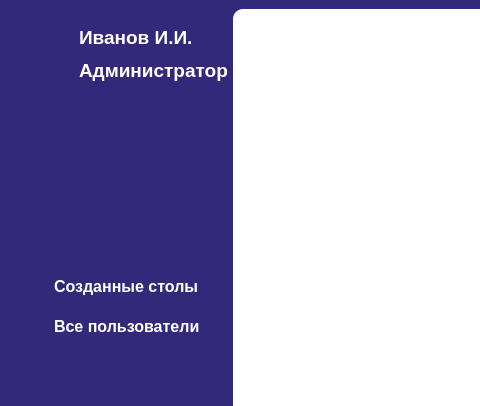
The window that Gui/window_admin.ui (MyEdit/Casino_Client) describes before a commit, drawn with Qt 5; both pictures show x 0 to 480 and y 0 to 406 of the 952 by 567 pixel window.
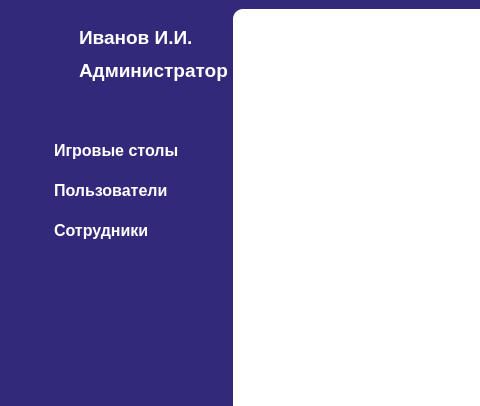
The same window after the commit. Icons and pictures are not drawn.

Commit message:
Фикс сериализатора ,добавление Enum QueryTypes и добавление пагинации
- Добавление пагинации в TableView "Игровые столы"
- Фикс десериализатора, теперь имена столбцов не теряются
- Добавлен Enum QueryTypes

Patch:
```diff
--- a/Gui/window_admin.ui
+++ b/Gui/window_admin.ui
@@ -26,178 +26,6 @@
     <property name="horizontalSpacing">
      <number>0</number>
     </property>
-    <item row="12" column="0" colspan="2">
-     <spacer name="verticalSpacer_2">
-      <property name="orientation">
-       <enum>Qt::Vertical</enum>
-      </property>
-      <property name="sizeHint" stdset="0">
-       <size>
-        <width>20</width>
-        <height>40</height>
-       </size>
-      </property>
-     </spacer>
-    </item>
-    <item row="8" column="0" colspan="2">
-     <layout class="QGridLayout" name="gridLayout_3">
-      <property name="horizontalSpacing">
-       <number>0</number>
-      </property>
-      <item row="0" column="2">
-       <widget class="QLabel" name="label_2">
-        <property name="enabled">
-         <bool>true</bool>
-        </property>
-        <property name="text">
-         <string/>
-        </property>
-        <property name="pixmap">
-         <pixmap resource="../Resources.qrc">:/photos/resources/recess.png</pixmap>
-        </property>
-        <property name="scaledContents">
-         <bool>true</bool>
-        </property>
-       </widget>
-      </item>
-      <item row="1" column="1">
-       <widget class="QPushButton" name="buttonAllUsers">
-        <property name="minimumSize">
-         <size>
-          <width>0</width>
-          <height>40</height>
-         </size>
-        </property>
-        <property name="font">
-         <font>
-          <family>Segoe UI</family>
-          <pointsize>12</pointsize>
-          <weight>75</weight>
-          <bold>true</bold>
-         </font>
-        </property>
-        <property name="styleSheet">
-         <string notr="true">QPushButton {
-	background: transparent;
-    border: none;
-	color: rgb(255, 255, 255);
-	padding: 5px;
-	text-align: left;
-}</string>
-        </property>
-        <property name="text">
-         <string>Все пользователи</string>
-        </property>
-       </widget>
-      </item>
-      <item row="0" column="1">
-       <widget class="QPushButton" name="buttonExistingTables">
-        <property name="minimumSize">
-         <size>
-          <width>0</width>
-          <height>40</height>
-         </size>
-        </property>
-        <property name="font">
-         <font>
-          <family>Segoe UI</family>
-          <pointsize>12</pointsize>
-          <weight>75</weight>
-          <bold>true</bold>
-         </font>
-        </property>
-        <property name="styleSheet">
-         <string notr="true">QPushButton {
-	background: transparent;
-    border: none;
-	color: rgb(255, 255, 255);
-	padding: 5px;
-	text-align: left;
-}</string>
-        </property>
-        <property name="text">
-         <string>Созданные столы</string>
-        </property>
-       </widget>
-      </item>
-      <item row="1" column="2">
-       <widget class="QLabel" name="label_3">
-        <property name="text">
-         <string/>
-        </property>
-        <property name="pixmap">
-         <pixmap resource="../Resources.qrc">:/photos/resources/recess.png</pixmap>
-        </property>
-        <property name="scaledContents">
-         <bool>true</bool>
-        </property>
-       </widget>
-      </item>
-      <item row="0" column="0">
-       <spacer name="horizontalSpacer">
-        <property name="orientation">
-         <enum>Qt::Horizontal</enum>
-        </property>
-        <property name="sizeType">
-         <enum>QSizePolicy::Fixed</enum>
-        </property>
-        <property name="sizeHint" stdset="0">
-         <size>
-          <width>40</width>
-          <height>20</height>
-         </size>
-        </property>
-       </spacer>
-      </item>
-     </layout>
-    </item>
-    <item row="6" column="0" colspan="2">
-     <spacer name="verticalSpacer">
-      <property name="orientation">
-       <enum>Qt::Vertical</enum>
-      </property>
-      <property name="sizeHint" stdset="0">
-       <size>
-        <width>20</width>
-        <height>40</height>
-       </size>
-      </property>
-     </spacer>
-    </item>
-    <item row="13" column="0" colspan="2">
-     <widget class="QPushButton" name="buttonExit">
-      <property name="font">
-       <font>
-        <family>Segoe UI</family>
-        <pointsize>14</pointsize>
-        <weight>75</weight>
-        <bold>true</bold>
-       </font>
-      </property>
-      <property name="styleSheet">
-       <string notr="true">QPushButton {
-	background: transparent;
-    border: none;
-	color: rgb(255, 255, 255);
-	padding: 5px;
-	text-align: left;
-}</string>
-      </property>
-      <property name="text">
-       <string>Выход</string>
-      </property>
-      <property name="icon">
-       <iconset resource="../Resources.qrc">
-        <normaloff>:/icons/resources/exit.png</normaloff>:/icons/resources/exit.png</iconset>
-      </property>
-      <property name="iconSize">
-       <size>
-        <width>32</width>
-        <height>32</height>
-       </size>
-      </property>
-     </widget>
-    </item>
     <item row="0" column="2" rowspan="15">
      <widget class="QTabWidget" name="tabWidget">
       <property name="styleSheet">
@@ -298,6 +126,243 @@
       </item>
      </layout>
     </item>
+    <item row="13" column="0" colspan="2">
+     <widget class="QPushButton" name="buttonExit">
+      <property name="font">
+       <font>
+        <family>Segoe UI</family>
+        <pointsize>14</pointsize>
+        <weight>75</weight>
+        <bold>true</bold>
+       </font>
+      </property>
+      <property name="styleSheet">
+       <string notr="true">QPushButton {
+	background: transparent;
+    border: none;
+	color: rgb(255, 255, 255);
+	padding: 5px;
+	text-align: left;
+}</string>
+      </property>
+      <property name="text">
+       <string>Выход</string>
+      </property>
+      <property name="icon">
+       <iconset resource="../Resources.qrc">
+        <normaloff>:/icons/resources/exit.png</normaloff>:/icons/resources/exit.png</iconset>
+      </property>
+      <property name="iconSize">
+       <size>
+        <width>32</width>
+        <height>32</height>
+       </size>
+      </property>
+     </widget>
+    </item>
+    <item row="7" column="0" rowspan="2" colspan="2">
+     <layout class="QGridLayout" name="gridLayout_3">
+      <property name="horizontalSpacing">
+       <number>0</number>
+      </property>
+      <item row="1" column="1">
+       <widget class="QPushButton" name="buttonAllUsers">
+        <property name="minimumSize">
+         <size>
+          <width>0</width>
+          <height>40</height>
+         </size>
+        </property>
+        <property name="font">
+         <font>
+          <family>Segoe UI</family>
+          <pointsize>12</pointsize>
+          <weight>75</weight>
+          <bold>true</bold>
+         </font>
+        </property>
+        <property name="styleSheet">
+         <string notr="true">QPushButton {
+	background: transparent;
+    border: none;
+	color: rgb(255, 255, 255);
+	padding: 5px;
+	text-align: left;
+}</string>
+        </property>
+        <property name="text">
+         <string>Пользователи</string>
+        </property>
+       </widget>
+      </item>
+      <item row="0" column="0">
+       <spacer name="horizontalSpacer">
+        <property name="orientation">
+         <enum>Qt::Horizontal</enum>
+        </property>
+        <property name="sizeType">
+         <enum>QSizePolicy::Fixed</enum>
+        </property>
+        <property name="sizeHint" stdset="0">
+         <size>
+          <width>40</width>
+          <height>20</height>
+         </size>
+        </property>
+       </spacer>
+      </item>
+      <item row="0" column="2">
+       <widget class="QLabel" name="label_2">
+        <property name="enabled">
+         <bool>true</bool>
+        </property>
+        <property name="text">
+         <string/>
+        </property>
+        <property name="pixmap">
+         <pixmap resource="../Resources.qrc">:/photos/resources/recess.png</pixmap>
+        </property>
+        <property name="scaledContents">
+         <bool>true</bool>
+        </property>
+       </widget>
+      </item>
+      <item row="1" column="2">
+       <widget class="QLabel" name="label_3">
+        <property name="text">
+         <string/>
+        </property>
+        <property name="pixmap">
+         <pixmap resource="../Resources.qrc">:/photos/resources/recess.png</pixmap>
+        </property>
+        <property name="scaledContents">
+         <bool>true</bool>
+        </property>
+       </widget>
+      </item>
+      <item row="0" column="1">
+       <widget class="QPushButton" name="buttonExistingTables">
+        <property name="minimumSize">
+         <size>
+          <width>0</width>
+          <height>40</height>
+         </size>
+        </property>
+        <property name="font">
+         <font>
+          <family>Segoe UI</family>
+          <pointsize>12</pointsize>
+          <weight>75</weight>
+          <bold>true</bold>
+         </font>
+        </property>
+        <property name="styleSheet">
+         <string notr="true">QPushButton {
+	background: transparent;
+    border: none;
+	color: rgb(255, 255, 255);
+	padding: 5px;
+	text-align: left;
+}</string>
+        </property>
+        <property name="text">
+         <string>Игровые столы</string>
+        </property>
+       </widget>
+      </item>
+      <item row="2" column="1">
+       <widget class="QPushButton" name="pushButton">
+        <property name="minimumSize">
+         <size>
+          <width>0</width>
+          <height>40</height>
+         </size>
+        </property>
+        <property name="font">
+         <font>
+          <family>Segoe UI</family>
+          <pointsize>12</pointsize>
+          <weight>75</weight>
+          <bold>true</bold>
+         </font>
+        </property>
+        <property name="styleSheet">
+         <string notr="true">QPushButton {
+	background: transparent;
+    border: none;
+	color: rgb(255, 255, 255);
+	padding: 5px;
+	text-align: left;
+}</string>
+        </property>
+        <property name="text">
+         <string>Сотрудники</string>
+        </property>
+       </widget>
+      </item>
+      <item row="2" column="2">
+       <widget class="QLabel" name="label_4">
+        <property name="text">
+         <string/>
+        </property>
+        <property name="pixmap">
+         <pixmap resource="../Resources.qrc">:/photos/resources/recess.png</pixmap>
+        </property>
+        <property name="scaledContents">
+         <bool>true</bool>
+        </property>
+       </widget>
+      </item>
+     </layout>
+    </item>
+    <item row="2" column="0">
+     <widget class="QLabel" name="photo">
+      <property name="minimumSize">
+       <size>
+        <width>65</width>
+        <height>65</height>
+       </size>
+      </property>
+      <property name="maximumSize">
+       <size>
+        <width>65</width>
+        <height>65</height>
+       </size>
+      </property>
+      <property name="text">
+       <string/>
+      </property>
+     </widget>
+    </item>
+    <item row="6" column="0" colspan="2">
+     <spacer name="verticalSpacer">
+      <property name="orientation">
+       <enum>Qt::Vertical</enum>
+      </property>
+      <property name="sizeType">
+       <enum>QSizePolicy::Minimum</enum>
+      </property>
+      <property name="sizeHint" stdset="0">
+       <size>
+        <width>20</width>
+        <height>20</height>
+       </size>
+      </property>
+     </spacer>
+    </item>
+    <item row="12" column="0" colspan="2">
+     <spacer name="verticalSpacer_2">
+      <property name="orientation">
+       <enum>Qt::Vertical</enum>
+      </property>
+      <property name="sizeHint" stdset="0">
+       <size>
+        <width>20</width>
+        <height>40</height>
+       </size>
+      </property>
+     </spacer>
+    </item>
    </layout>
   </widget>
  </widget>
```
Left out of the diff: 19 changed lines with no effect on the pictures. The commit also changes 31 other files.
